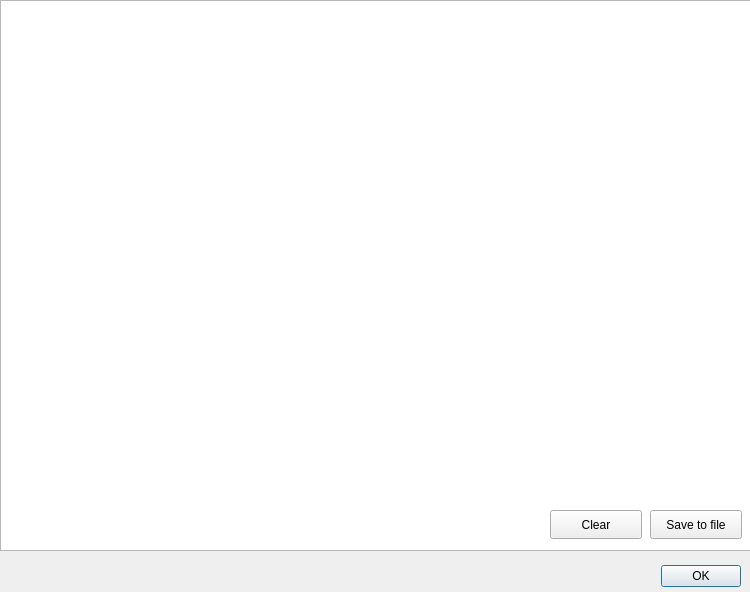
Before: the Qt Designer form log.ui in halflings/autonomee, drawn with Qt 5.
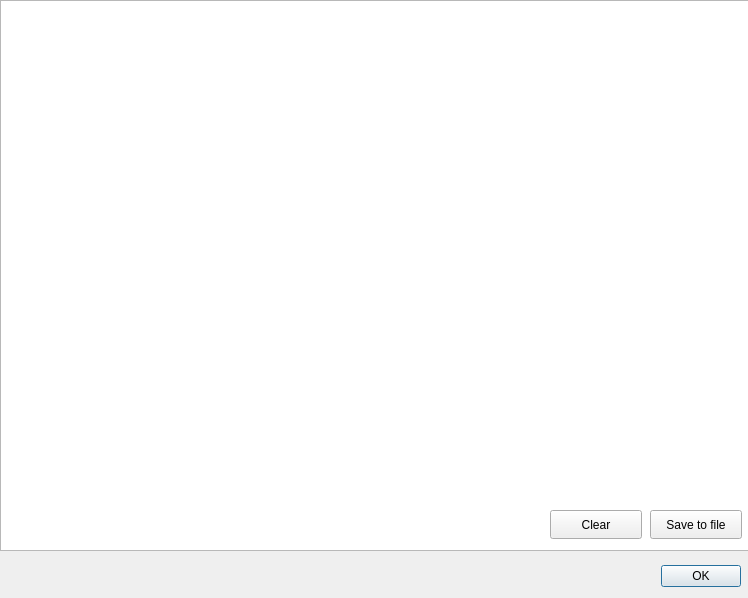
After: the same form once the commit is applied.

Commit message: Visual improvements, log window

Patch:
```diff
--- a/log.ui
+++ b/log.ui
@@ -6,8 +6,8 @@
    <rect>
     <x>0</x>
     <y>0</y>
-    <width>750</width>
-    <height>592</height>
+    <width>748</width>
+    <height>598</height>
    </rect>
   </property>
   <property name="windowTitle">
```
Left out of the diff: 10 changed lines with no effect on the pictures. The commit also changes 5 other files.
